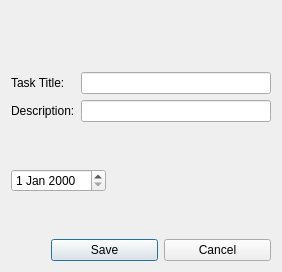
Before: the Qt Designer form editdialog.ui in GrabCrabD/RS_task, drawn with Qt 5.
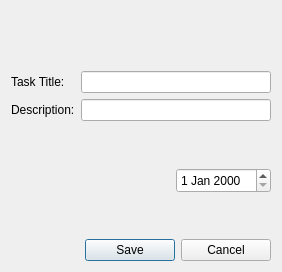
After: the same form once the commit is applied.

What changed in the file:
```diff
--- a/editdialog.ui
+++ b/editdialog.ui
@@ -81,9 +81,6 @@
    </item>
    <item>
     <layout class="QHBoxLayout" name="horizontalLayout_3">
-     <item>
-      <widget class="QDateEdit" name="dateEdit"/>
-     </item>
      <item>
       <spacer name="horizontalSpacer_2">
        <property name="orientation">
@@ -97,6 +94,16 @@
        </property>
       </spacer>
      </item>
+     <item>
+      <widget class="QDateEdit" name="dateEdit">
+       <property name="minimumSize">
+        <size>
+         <width>90</width>
+         <height>25</height>
+        </size>
+       </property>
+      </widget>
+     </item>
     </layout>
    </item>
    <item>
@@ -135,6 +142,18 @@
          <verstretch>0</verstretch>
         </sizepolicy>
        </property>
+       <property name="minimumSize">
+        <size>
+         <width>90</width>
+         <height>0</height>
+        </size>
+       </property>
+       <property name="maximumSize">
+        <size>
+         <width>90</width>
+         <height>16777215</height>
+        </size>
+       </property>
        <property name="text">
         <string>Save</string>
        </property>
@@ -148,6 +167,18 @@
          <verstretch>0</verstretch>
         </sizepolicy>
        </property>
+       <property name="minimumSize">
+        <size>
+         <width>90</width>
+         <height>0</height>
+        </size>
+       </property>
+       <property name="maximumSize">
+        <size>
+         <width>90</width>
+         <height>16777215</height>
+        </size>
+       </property>
        <property name="text">
         <string>Cancel</string>
        </property>
```
